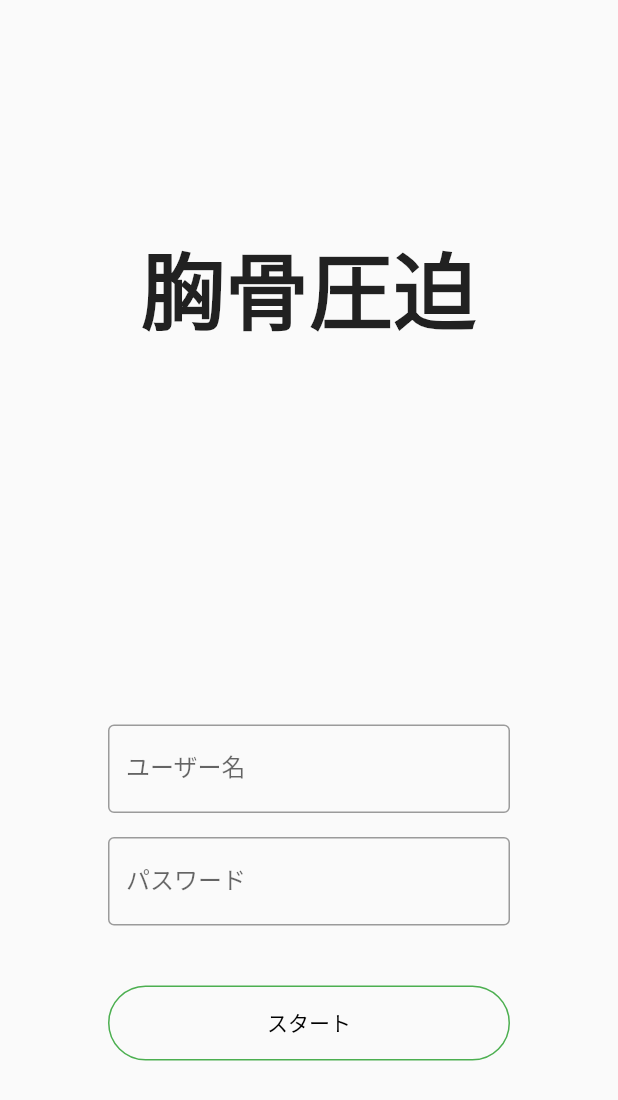
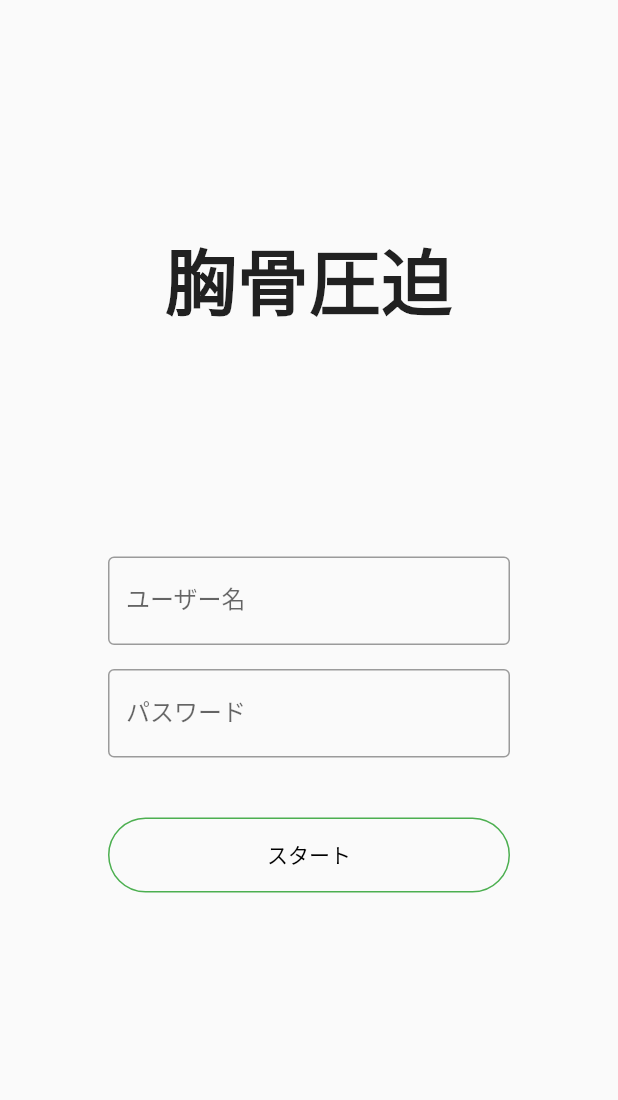
Before and after one commit to Tanesan/hackkimura, a Flutter app: the screen it shows after launch, on a phone screen of 412 x 824 dp. Shown: the top 1100 px of the screen. Run offline on Flutter 3.47's test engine with Material 2 defaults, Android fonts, the phone set to English and light mode, and no system bars; missing offline and left inert: environment_sensors.

Commit message:
結果画面からAPIを叩く準備

```diff
--- /dev/null
+++ b/lib/model/APIResult.dart
@@ -0,0 +1,6 @@
+class APIResult {
+  var average;
+  var rank;
+  var topFiveUsers;
+  var topFiveScores;
+}
--- /dev/null
+++ b/lib/model/BarometerArgs.dart
@@ -0,0 +1,6 @@
+import 'package:hackkimura/model/UserData.dart';
+
+class BarometerArgs {
+  var userData = UserData();
+  var pressures = List<double>.empty();
+}
--- a/lib/page/top.dart
+++ b/lib/page/top.dart
@@ -8,20 +8,22 @@ class Top extends StatefulWidget {
 
 class _TopState extends State<Top> {
   UserData userData = UserData();
+
   @override
   Widget build(BuildContext context) {
     return Scaffold(
         body: Padding(
-          padding: EdgeInsets.only(top: 150, left: 72, right:72),
+            padding: EdgeInsets.only(top: 150, left: 72, right: 72),
+            child: SingleChildScrollView(
               child: Center(
                 child: Column(
                   children: [
                     Text('胸骨圧迫',
                         textAlign: TextAlign.center,
-                    style: TextStyle(fontSize: 56, fontWeight: FontWeight.bold)
-                ),
+                        style: TextStyle(
+                            fontSize: 48, fontWeight: FontWeight.bold)),
                     Padding(
-                  padding: EdgeInsets.only(top: 250),
+                      padding: EdgeInsets.only(top: 150),
                       child: Center(
                         child: TextField(
                             obscureText: false,
@@ -29,8 +31,9 @@ class _TopState extends State<Top> {
                               border: OutlineInputBorder(),
                               labelText: 'ユーザー名',
                             ),
-                      onChanged: (text) {userData.name = text;}
-                    ),
+                            onChanged: (text) {
+                              userData.name = text;
+                            }),
                       ),
                     ),
                     Padding(
@@ -41,8 +44,9 @@ class _TopState extends State<Top> {
                             border: OutlineInputBorder(),
                             labelText: 'パスワード',
                           ),
-                    onChanged: (text) {userData.classCode = text;}
-                  ),
+                          onChanged: (text) {
+                            userData.classCode = text;
+                          }),
                     ),
                     Padding(
                       padding: EdgeInsets.only(top: 40),
@@ -58,7 +62,8 @@ class _TopState extends State<Top> {
                               side: const BorderSide(color: Colors.green),
                             ),
                             onPressed: () {
-                          Navigator.of(context).pushNamed('/select', arguments: userData);
+                              Navigator.of(context)
+                                  .pushNamed('/select', arguments: userData);
                             },
                           ),
                         ),
@@ -67,7 +72,6 @@ class _TopState extends State<Top> {
                   ],
                 ),
               ),
-        )
-    );
+            )));
   }
 }
--- a/pubspec.yaml
+++ b/pubspec.yaml
@@ -31,6 +31,7 @@ dependencies:
   environment_sensors: ^0.2.0
   flutter_countdown_timer: ^4.1.0
   quiver: ^3.0.1
+  http: ^0.13.3
 
 dev_dependencies:
   flutter_test:
```
Also changed, not shown: lib/page/barometer.dart (+20 -3 lines), lib/page/result.dart (+25 -5 lines). Lines whose indentation alone changed are shown as unchanged.
